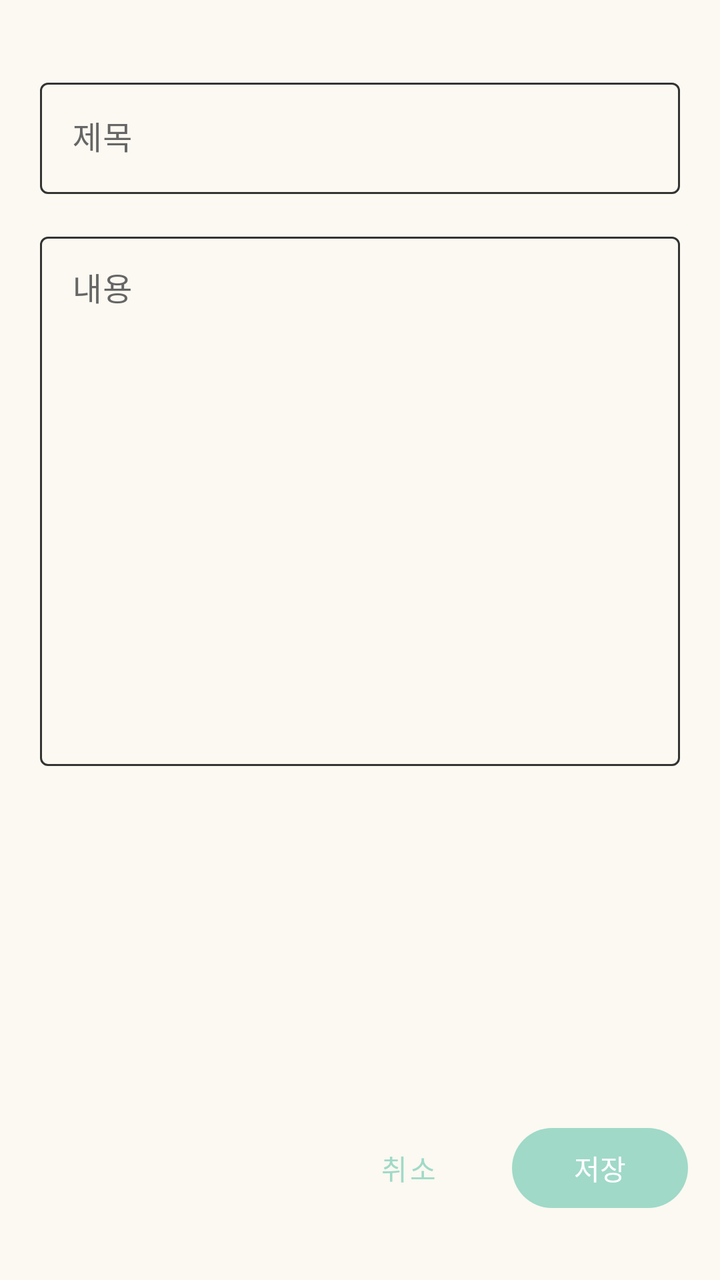
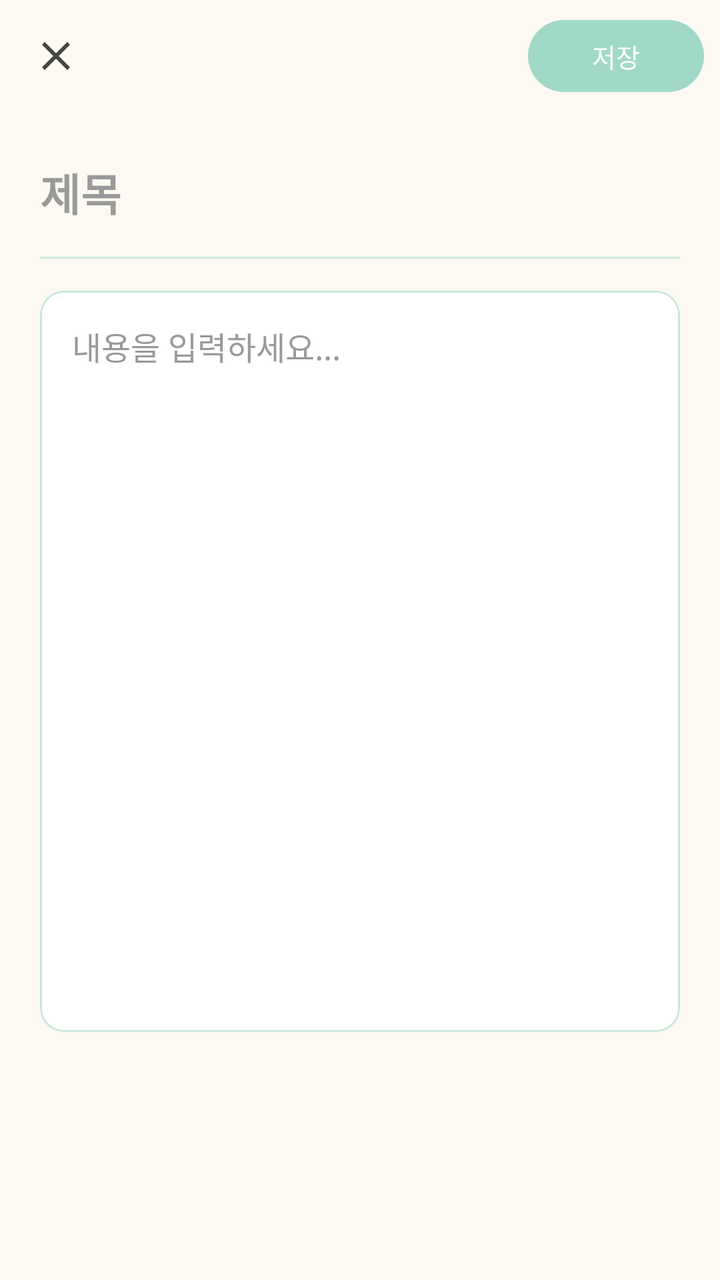

Compare the two renders of this Android layout. The source of the first and the diff that turns it into the second are given below.
<!-- AndroidManifest.xml: application theme Theme.ToDoNote -->
<!-- res/layout/fragment_note_edit.xml -->
<?xml version="1.0" encoding="utf-8"?>
<androidx.constraintlayout.widget.ConstraintLayout xmlns:android="http://schemas.android.com/apk/res/android"
    xmlns:app="http://schemas.android.com/apk/res-auto"
    android:layout_width="match_parent"
    android:layout_height="match_parent"
    android:background="@color/color_background"
    android:paddingTop="16dp"
    android:paddingBottom="16dp">

    
    <LinearLayout
        android:id="@+id/button_container"
        android:layout_width="0dp"
        android:layout_height="wrap_content"
        android:orientation="horizontal"
        android:padding="16dp"
        android:gravity="end"
        app:layout_constraintBottom_toBottomOf="parent"
        app:layout_constraintEnd_toEndOf="parent"
        app:layout_constraintStart_toStartOf="parent">

        
        <com.google.android.material.button.MaterialButton
            android:id="@+id/btn_cancel"
            android:layout_width="wrap_content"
            android:layout_height="wrap_content"
            android:layout_marginEnd="8dp"
            android:text="취소"
            style="@style/Widget.MaterialComponents.Button.TextButton" />

        
        <com.google.android.material.button.MaterialButton
            android:id="@+id/btn_delete"
            android:layout_width="wrap_content"
            android:layout_height="wrap_content"
            android:layout_marginEnd="8dp"
            android:text="삭제"
            android:visibility="gone"
            app:backgroundTint="@android:color/holo_red_dark" />

        
        <com.google.android.material.button.MaterialButton
            android:id="@+id/btn_lock"
            android:layout_width="wrap_content"
            android:layout_height="wrap_content"
            android:layout_marginEnd="8dp"
            android:text="잠금"
            android:visibility="gone"
            app:backgroundTint="#FFC107"
            app:strokeWidth="0dp" />

        
        <com.google.android.material.button.MaterialButton
            android:id="@+id/btn_save"
            android:layout_width="wrap_content"
            android:layout_height="wrap_content"
            android:text="저장" />

    </LinearLayout>

    <androidx.core.widget.NestedScrollView
        android:id="@+id/scroll_view"
        android:layout_width="0dp"
        android:layout_height="0dp"
        app:layout_constraintBottom_toTopOf="@id/button_container"
        app:layout_constraintEnd_toEndOf="parent"
        app:layout_constraintStart_toStartOf="parent"
        app:layout_constraintTop_toTopOf="parent">

        <LinearLayout
            android:layout_width="match_parent"
            android:layout_height="wrap_content"
            android:orientation="vertical"
            android:padding="20dp">

            
            <com.google.android.material.textfield.TextInputLayout
                android:id="@+id/title_layout"
                android:layout_width="match_parent"
                android:layout_height="wrap_content"
                android:hint="제목"
                android:layout_marginBottom="16dp"
                app:boxBackgroundMode="outline">

                <com.google.android.material.textfield.TextInputEditText
                    android:id="@+id/et_note_title"
                    android:layout_width="match_parent"
                    android:layout_height="wrap_content"
                    android:inputType="text"
                    android:maxLines="1" />
            </com.google.android.material.textfield.TextInputLayout>

            
            <com.google.android.material.textfield.TextInputLayout
                android:id="@+id/content_layout"
                android:layout_width="match_parent"
                android:layout_height="wrap_content"
                android:hint="내용"
                app:boxBackgroundMode="outline">

                <com.google.android.material.textfield.TextInputEditText
                    android:id="@+id/et_note_content"
                    android:layout_width="match_parent"
                    android:layout_height="wrap_content"
                    android:gravity="top|start"
                    android:inputType="textMultiLine"
                    android:minLines="12"
                    android:scrollbars="vertical" />
            </com.google.android.material.textfield.TextInputLayout>

        </LinearLayout>

    </androidx.core.widget.NestedScrollView>

</androidx.constraintlayout.widget.ConstraintLayout>
<!-- resources referenced by this layout -->
<resources>
  <color name="color_background">#FBF9F1</color>
  <style name="Theme.ToDoNote" parent="Base.Theme.ToDoNote" />
  <style name="Base.Theme.ToDoNote" parent="Theme.Material3.DayNight.NoActionBar">
          
          <item name="colorPrimary">@color/color_primary</item>
          <item name="colorPrimaryDark">@color/color_primary_dark</item>
          <item name="colorPrimaryVariant">@color/color_primary_light</item>
          
          
          <item name="colorSecondary">@color/color_secondary</item>
          <item name="colorSecondaryVariant">@color/color_secondary_dark</item>
          
          
          <item name="android:colorBackground">@color/color_background</item>
          <item name="colorSurface">@color/color_surface</item>
          
          
          <item name="android:textColorPrimary">@color/color_text_dark</item>
          <item name="android:textColorSecondary">@color/color_text_medium</item>
          <item name="colorOnPrimary">@color/white</item>
          <item name="colorOnSecondary">@color/color_text_dark</item>
          <item name="colorOnBackground">@color/color_text_dark</item>
          <item name="colorOnSurface">@color/color_text_dark</item>
          <item name="colorOnSurfaceVariant">@color/color_text_medium</item>
          
          
          <item name="colorAccent">@color/color_accent</item>
          
          
          <item name="colorOutline">@color/color_outline</item>
          
          
          <item name="android:statusBarColor">@android:color/black</item>
          <item name="android:windowLightStatusBar">false</item>
      </style>
  <color name="color_primary">#A0D9C8</color>
  <color name="color_primary_dark">#7DB8A5</color>
  <color name="color_primary_light">#C8E8DC</color>
  <color name="color_secondary">#F0D5C9</color>
  <color name="color_secondary_dark">#E0B5A3</color>
  <color name="color_surface">#FFFFFF</color>
  <color name="color_text_dark">#444444</color>
  <color name="color_text_medium">#666666</color>
  <color name="white">#FFFFFFFF</color>
  <color name="color_accent">#FFEB9E</color>
  <color name="color_outline">#333333</color>
</resources>

<!-- the commit's change to res/layout/fragment_note_edit.xml (unified diff, before → after) -->
@@ -1,115 +1,191 @@
 <?xml version="1.0" encoding="utf-8"?>
-<androidx.constraintlayout.widget.ConstraintLayout xmlns:android="http://schemas.android.com/apk/res/android"
+<androidx.coordinatorlayout.widget.CoordinatorLayout xmlns:android="http://schemas.android.com/apk/res/android"
     xmlns:app="http://schemas.android.com/apk/res-auto"
     android:layout_width="match_parent"
     android:layout_height="match_parent"
     android:background="@color/color_background"
-    android:paddingTop="16dp"
-    android:paddingBottom="16dp">
+    android:fitsSystemWindows="true">
 
     
-    <LinearLayout
-        android:id="@+id/button_container"
-        android:layout_width="0dp"
+    <com.google.android.material.appbar.AppBarLayout
+        android:id="@+id/app_bar"
+        android:layout_width="match_parent"
         android:layout_height="wrap_content"
-        android:orientation="horizontal"
-        android:padding="16dp"
-        android:gravity="end"
-        app:layout_constraintBottom_toBottomOf="parent"
-        app:layout_constraintEnd_toEndOf="parent"
-        app:layout_constraintStart_toStartOf="parent">
+        android:background="@android:color/transparent"
+        app:elevation="0dp">
 
         
-        <com.google.android.material.button.MaterialButton
-            android:id="@+id/btn_cancel"
-            android:layout_width="wrap_content"
+        <LinearLayout
+            android:id="@+id/button_container"
+            android:layout_width="match_parent"
             android:layout_height="wrap_content"
-            android:layout_marginEnd="8dp"
-            android:text="취소"
-            style="@style/Widget.MaterialComponents.Button.TextButton" />
+            android:orientation="horizontal"
+            android:paddingStart="8dp"
+            android:paddingEnd="8dp"
+            android:paddingTop="8dp"
+            android:paddingBottom="8dp"
+            android:gravity="center_vertical"
+            android:background="@color/color_background">
 
-        
-        <com.google.android.material.button.MaterialButton
-            android:id="@+id/btn_delete"
-            android:layout_width="wrap_content"
-            android:layout_height="wrap_content"
-            android:layout_marginEnd="8dp"
-            android:text="삭제"
-            android:visibility="gone"
-            app:backgroundTint="@android:color/holo_red_dark" />
+            
+            <ImageButton
+                android:id="@+id/btn_cancel"
+                android:layout_width="40dp"
+                android:layout_height="40dp"
+                android:src="@drawable/ic_close"
+                android:background="?attr/selectableItemBackgroundBorderless"
+                android:contentDescription="닫기"
+                android:scaleType="center"
+                android:tint="@color/color_text_dark" />
 
-        
-        <com.google.android.material.button.MaterialButton
-            android:id="@+id/btn_lock"
-            android:layout_width="wrap_content"
-            android:layout_height="wrap_content"
-            android:layout_marginEnd="8dp"
-            android:text="잠금"
-            android:visibility="gone"
-            app:backgroundTint="#FFC107"
-            app:strokeWidth="0dp" />
+            <View
+                android:layout_width="0dp"
+                android:layout_height="0dp"
+                android:layout_weight="1" />
 
-        
-        <com.google.android.material.button.MaterialButton
-            android:id="@+id/btn_save"
-            android:layout_width="wrap_content"
-            android:layout_height="wrap_content"
-            android:text="저장" />
+            
+            <com.google.android.material.button.MaterialButton
+                android:id="@+id/btn_delete"
+                android:layout_width="wrap_content"
+                android:layout_height="36dp"
+                android:layout_marginEnd="6dp"
+                android:text="삭제"
+                android:textSize="13sp"
+                android:visibility="gone"
+                android:paddingStart="12dp"
+                android:paddingEnd="12dp"
+                android:insetTop="0dp"
+                android:insetBottom="0dp"
+                android:minHeight="0dp"
+                app:cornerRadius="18dp"
+                app:backgroundTint="#FFEBEE"
+                android:textColor="#D32F2F"
+                app:strokeColor="#FFCDD2"
+                app:strokeWidth="1dp"
+                style="@style/Widget.MaterialComponents.Button.OutlinedButton" />
 
-    </LinearLayout>
+            
+            <com.google.android.material.button.MaterialButton
+                android:id="@+id/btn_lock"
+                android:layout_width="wrap_content"
+                android:layout_height="36dp"
+                android:layout_marginEnd="6dp"
+                android:text="잠금"
+                android:textSize="13sp"
+                android:visibility="gone"
+                android:paddingStart="12dp"
+                android:paddingEnd="12dp"
+                android:insetTop="0dp"
+                android:insetBottom="0dp"
+                android:minHeight="0dp"
+                app:cornerRadius="18dp"
+                app:backgroundTint="@color/color_accent_light"
+                android:textColor="@color/color_text_dark"
+                app:strokeColor="@color/color_accent"
+                app:strokeWidth="1dp"
+                app:icon="@android:drawable/ic_lock_lock"
+                app:iconSize="16dp"
+                app:iconTint="@color/color_text_dark"
+                style="@style/Widget.MaterialComponents.Button.OutlinedButton" />
 
+            
+            <com.google.android.material.button.MaterialButton
+                android:id="@+id/btn_save"
+                android:layout_width="wrap_content"
+                android:layout_height="36dp"
+                android:text="저장"
+                android:textSize="13sp"
+                android:paddingStart="16dp"
+                android:paddingEnd="16dp"
+                android:insetTop="0dp"
+                android:insetBottom="0dp"
+                android:minHeight="0dp"
+                app:cornerRadius="18dp"
+                app:backgroundTint="@color/color_primary" />
+
+        </LinearLayout>
+
+    </com.google.android.material.appbar.AppBarLayout>
+
+    
     <androidx.core.widget.NestedScrollView
         android:id="@+id/scroll_view"
-        android:layout_width="0dp"
-        android:layout_height="0dp"
-        app:layout_constraintBottom_toTopOf="@id/button_container"
-        app:layout_constraintEnd_toEndOf="parent"
-        app:layout_constraintStart_toStartOf="parent"
-        app:layout_constraintTop_toTopOf="parent">
+        android:layout_width="match_parent"
+        android:layout_height="match_parent"
+        android:fillViewport="true"
+        app:layout_behavior="@string/appbar_scrolling_view_behavior">
 
         <LinearLayout
             android:layout_width="match_parent"
             android:layout_height="wrap_content"
             android:orientation="vertical"
-            android:padding="20dp">
+            android:paddingStart="20dp"
+            android:paddingEnd="20dp"
+            android:paddingTop="16dp"
+            android:paddingBottom="32dp">
 
             
-            <com.google.android.material.textfield.TextInputLayout
-                android:id="@+id/title_layout"
+            <EditText
+                android:id="@+id/et_note_title"
                 android:layout_width="match_parent"
                 android:layout_height="wrap_content"
                 android:hint="제목"
-                android:layout_marginBottom="16dp"
-                app:boxBackgroundMode="outline">
+                android:textSize="22sp"
+                android:textStyle="bold"
+                android:textColor="@color/color_text_dark"
+                android:textColorHint="@color/color_text_light"
+                android:background="@android:color/transparent"
+                android:inputType="text"
+                android:maxLines="2"
+                android:paddingTop="8dp"
+                android:paddingBottom="16dp" />
 
-                <com.google.android.material.textfield.TextInputEditText
-                    android:id="@+id/et_note_title"
+            
+            <View
+                android:layout_width="match_parent"
+                android:layout_height="1dp"
+                android:background="@color/color_primary_light"
+                android:layout_marginBottom="16dp" />
+
+            
+            <com.google.android.material.card.MaterialCardView
+                android:layout_width="match_parent"
+                android:layout_height="wrap_content"
+                app:cardCornerRadius="12dp"
+                app:cardElevation="0dp"
+                app:cardBackgroundColor="@color/white"
+                app:strokeWidth="1dp"
+                app:strokeColor="@color/color_primary_light">
+
+                <LinearLayout
                     android:layout_width="match_parent"
                     android:layout_height="wrap_content"
-                    android:inputType="text"
-                    android:maxLines="1" />
-            </com.google.android.material.textfield.TextInputLayout>
+                    android:orientation="vertical"
+                    android:padding="16dp">
 
-            
-            <com.google.android.material.textfield.TextInputLayout
-                android:id="@+id/content_layout"
-                android:layout_width="match_parent"
-                android:layout_height="wrap_content"
-                android:hint="내용"
-                app:boxBackgroundMode="outline">
+                    
+                    <EditText
+                        android:id="@+id/et_note_content"
+                        android:layout_width="match_parent"
+                        android:layout_height="wrap_content"
+                        android:hint="내용을 입력하세요..."
+                        android:textSize="16sp"
+                        android:textColor="@color/color_text_dark"
+                        android:textColorHint="@color/color_text_light"
+                        android:textCursorDrawable="@drawable/cursor_mint"
+                        android:lineSpacingMultiplier="1.5"
+                        android:background="@android:color/transparent"
+                        android:gravity="top|start"
+                        android:inputType="textMultiLine"
+                        android:minLines="12"
+                        android:scrollbars="vertical" />
 
-                <com.google.android.material.textfield.TextInputEditText
-                    android:id="@+id/et_note_content"
-                    android:layout_width="match_parent"
-                    android:layout_height="wrap_content"
-                    android:gravity="top|start"
-                    android:inputType="textMultiLine"
-                    android:minLines="12"
-                    android:scrollbars="vertical" />
-            </com.google.android.material.textfield.TextInputLayout>
+                </LinearLayout>
+
+            </com.google.android.material.card.MaterialCardView>
 
         </LinearLayout>
 
     </androidx.core.widget.NestedScrollView>
 
-</androidx.constraintlayout.widget.ConstraintLayout>
+</androidx.coordinatorlayout.widget.CoordinatorLayout>
<!-- resource entries referenced after the edit -->
@@ -42,9 +42,29 @@
   <color name="color_secondary_dark">#E0B5A3</color>
   <color name="color_surface">#FFFFFF</color>
   <color name="color_text_dark">#444444</color>
+  <color name="color_text_light">#999999</color>
   <color name="color_text_medium">#666666</color>
   <color name="white">#FFFFFFFF</color>
+  <!-- drawable cursor_mint (drawable) -->
+  <?xml version="1.0" encoding="utf-8"?>
+  <shape xmlns:android="http://schemas.android.com/apk/res/android"
+      android:shape="rectangle">
+      <solid android:color="@color/color_primary" />
+      <size android:width="2dp" />
+  </shape>
+  <!-- drawable ic_close (drawable) -->
+  <?xml version="1.0" encoding="utf-8"?>
+  <vector xmlns:android="http://schemas.android.com/apk/res/android"
+      android:width="24dp"
+      android:height="24dp"
+      android:viewportWidth="24"
+      android:viewportHeight="24">
+      <path
+          android:fillColor="#FF000000"
+          android:pathData="M19,6.41L17.59,5 12,10.59 6.41,5 5,6.41 10.59,12 5,17.59 6.41,19 12,13.41 17.59,19 19,17.59 13.41,12z"/>
+  </vector>
   <color name="color_accent">#FFEB9E</color>
+  <color name="color_accent_light">#FFF5D1</color>
   <color name="color_outline">#333333</color>
 </resources>
 
